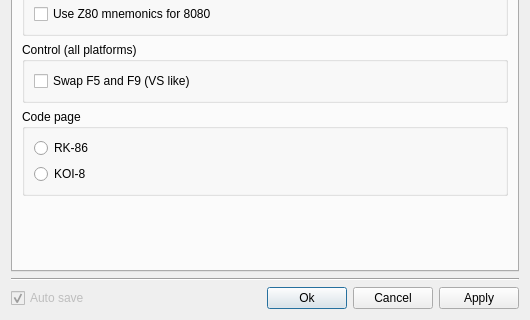
Old version of the form src/qt/qtSettingsDialog.ui in the repository vpyk/emu80v4; both pictures show x 0 to 530 and y 216 to 536 of the 530 by 536 pixel window.
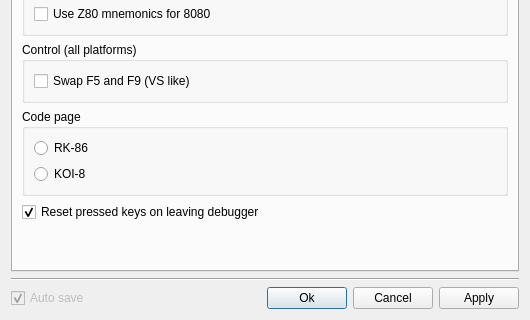
New version of the form. The open tabs and pages were chosen to show the change.

Commit message: Add option to clear pressed keys when leaving debugger

Diff of the .ui file:
```diff
--- a/src/qt/qtSettingsDialog.ui
+++ b/src/qt/qtSettingsDialog.ui
@@ -1080,6 +1080,16 @@
          </layout>
         </widget>
        </item>
+       <item>
+        <widget class="QCheckBox" name="resetKeysCheckBox">
+         <property name="text">
+          <string>Reset pressed keys on leaving debugger</string>
+         </property>
+         <property name="checked">
+          <bool>true</bool>
+         </property>
+        </widget>
+       </item>
        <item>
         <spacer name="verticalSpacer_3">
          <property name="orientation">
```
Left out of the diff: 2 changed lines with no effect on the pictures. The commit also changes 9 other files.
